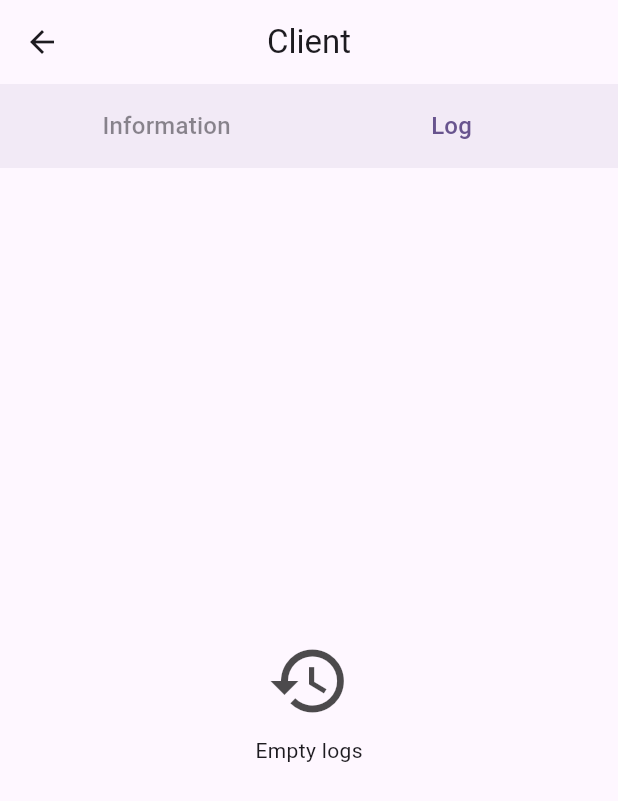
After one commit to nyan-ucsp/socket, a Flutter app: the ClientScreen screen opened directly, swiped to page 2, on a phone screen of 412 x 824 dp. The commit adds this screen. Shown: the top 801 px of the screen. Run offline on Flutter 3.47's test engine with Material 2 defaults, Android fonts, the phone set to English and light mode, and no system bars; our stand-ins replace qr_flutter; missing offline and left inert: network_info_plus, qr_code_dart_scan.

Commit message:
add client and server

```diff
--- /dev/null
+++ b/lib/views/client_screen.dart
@@ -0,0 +1,335 @@
+import 'dart:convert';
+import 'dart:io';
+
+import 'package:flutter/material.dart';
+import 'package:qr_code_dart_scan/qr_code_dart_scan.dart';
+
+class ClientScreen extends StatefulWidget {
+  const ClientScreen({super.key});
+
+  @override
+  State<ClientScreen> createState() => _ClientScreenState();
+}
+
+class _ClientScreenState extends State<ClientScreen> {
+  ValueNotifier<Socket?> socketNotifier = ValueNotifier(null);
+  ValueNotifier<String?> serverAddressNotifier = ValueNotifier(null);
+  ValueNotifier<List<String>> logNotifier = ValueNotifier([]);
+  ValueNotifier<int> pageNotifier = ValueNotifier(0);
+  ValueNotifier<bool> scanQRNotifier = ValueNotifier(false);
+  PageController pageController = PageController(initialPage: 0);
+  TextEditingController messageController = TextEditingController();
+  @override
+  void dispose() {
+    super.dispose();
+    socketNotifier.dispose();
+    serverAddressNotifier.dispose();
+    logNotifier.dispose();
+    pageController.dispose();
+    scanQRNotifier.dispose();
+    messageController.dispose();
+  }
+
+  Future<bool> connectToServer() async {
+    if (socketNotifier.value == null && serverAddressNotifier.value != null) {
+      Socket socket = await Socket.connect(serverAddressNotifier.value, 8080);
+      logNotifier.value
+          .add('Connected to Socket Server (${serverAddressNotifier.value})');
+      logNotifier.notifyListeners();
+      socketNotifier.value = socket;
+      socket.listen(
+        (data) {
+          String message = utf8.decode(data);
+          logNotifier.value.add(message);
+          logNotifier.notifyListeners();
+        },
+        onError: (error) {
+          ScaffoldMessenger.of(context).clearSnackBars();
+          ScaffoldMessenger.of(context)
+              .showSnackBar(SnackBar(content: Text(error.toString())));
+        },
+        onDone: () {
+          socketNotifier.value = null;
+        },
+      );
+      return true;
+    } else {
+      return false;
+    }
+  }
+
+  void sendMessage(String message) {
+    socketNotifier.value?.write(message);
+    messageController.clear();
+  }
+
+  @override
+  Widget build(BuildContext context) {
+    final theme = Theme.of(context);
+    return Scaffold(
+      appBar: AppBar(
+        title: const Text("Client"),
+        centerTitle: true,
+        bottom: AppBar(
+          automaticallyImplyLeading: false,
+          elevation: 3,
+          title: ValueListenableBuilder(
+            valueListenable: pageNotifier,
+            builder: (context, value, child) => Row(
+              children: [
+                Expanded(
+                  child: InkWell(
+                    onTap: () {
+                      if (value != 0) {
+                        pageController.jumpToPage(0);
+                        pageNotifier.value = 0;
+                      }
+                    },
+                    child: SizedBox(
+                      height: kToolbarHeight,
+                      child: Center(
+                        child: Text(
+                          "Information",
+                          style: TextStyle(
+                            color: value == 0
+                                ? theme.colorScheme.primary
+                                : theme.textTheme.bodySmall?.color
+                                    ?.withOpacity(0.5),
+                            fontWeight: value == 0 ? FontWeight.w500 : null,
+                          ),
+                        ),
+                      ),
+                    ),
+                  ),
+                ),
+                Expanded(
+                  child: InkWell(
+                    onTap: () {
+                      if (value != 1) {
+                        pageController.jumpToPage(1);
+                        pageNotifier.value = 1;
+                      }
+                    },
+                    child: SizedBox(
+                      height: kToolbarHeight,
+                      child: Center(
+                        child: Text(
+                          "Log",
+                          style: TextStyle(
+                            color: value == 1
+                                ? theme.colorScheme.primary
+                                : theme.textTheme.bodySmall?.color
+                                    ?.withOpacity(0.5),
+                            fontWeight: value == 1 ? FontWeight.w500 : null,
+                          ),
+                        ),
+                      ),
+                    ),
+                  ),
+                ),
+              ],
+            ),
+          ),
+          titleTextStyle: theme.textTheme.titleMedium,
+        ),
+      ),
+      body: PageView(
+        controller: pageController,
+        onPageChanged: (index) {
+          pageNotifier.value = index;
+        },
+        children: [
+          clientInformaitonPage(),
+          clientLogPage(),
+        ],
+      ),
+    );
+  }
+
+  Widget clientInformaitonPage() => Center(
+        child: Builder(builder: (context) {
+          final theme = Theme.of(context);
+          return ValueListenableBuilder(
+            valueListenable: socketNotifier,
+            builder: (context, socket, child) => socket != null
+                ? SingleChildScrollView(
+                    child: Column(
+                      mainAxisSize: MainAxisSize.min,
+                      children: [
+                        const Icon(
+                          Icons.favorite,
+                          color: Colors.red,
+                          size: 56,
+                        ),
+                        ValueListenableBuilder(
+                          valueListenable: serverAddressNotifier,
+                          builder: (context, serverAddress, child) => RichText(
+                            text: TextSpan(
+                              children: [
+                                TextSpan(
+                                  text: "Socket is connected to ",
+                                  style: theme.textTheme.bodyLarge,
+                                ),
+                                TextSpan(
+                                  text: serverAddress,
+                                  style: theme.textTheme.bodyLarge
+                                      ?.copyWith(fontWeight: FontWeight.bold),
+                                )
+                              ],
+                            ),
+                          ),
+                        ),
+                        const SizedBox(height: 16),
+                        ElevatedButton(
+                          onPressed: () async {
+                            await socket.close();
+                            socketNotifier.value = null;
+                            serverAddressNotifier.value = null;
+                          },
+                          child: const Text("Disconnect"),
+                        )
+                      ],
+                    ),
+                  )
+                : ValueListenableBuilder(
+                    valueListenable: scanQRNotifier,
+                    builder: (context, isScan, child) => isScan
+                        ? Column(
+                            children: [
+                              Expanded(
+                                child: QRCodeDartScanView(
+                                  scanInvertedQRCode: true,
+                                  typeScan: TypeScan.live,
+                                  formats: const [BarcodeFormat.QR_CODE],
+                                  onCapture: (Result result) {
+                                    if (result.text.trim().isNotEmpty) {
+                                      serverAddressNotifier.value = result.text;
+                                      connectToServer();
+                                      scanQRNotifier.value = false;
+                                      scanQRNotifier.notifyListeners();
+                                    }
+                                  },
+                                ),
+                              ),
+                              Row(
+                                mainAxisAlignment: MainAxisAlignment.center,
+                                children: [
+                                  ElevatedButton.icon(
+                                    onPressed: () {
+                                      scanQRNotifier.value = false;
+                                    },
+                                    icon: const Icon(
+                                        Icons.qr_code_scanner_outlined),
+                                    label: const Text("Close QR Scan"),
+                                  )
+                                ],
+                              )
+                            ],
+                          )
+                        : SingleChildScrollView(
+                            child: Column(
+                              children: [
+                                Icon(
+                                  Icons.heart_broken,
+                                  color:
+                                      theme.iconTheme.color?.withOpacity(0.7),
+                                  size: 56,
+                                ),
+                                Text(
+                                  "Socket server not connected",
+                                  style: theme.textTheme.bodyLarge
+                                      ?.copyWith(fontWeight: FontWeight.bold),
+                                ),
+                                const SizedBox(height: 16),
+                                ElevatedButton(
+                                  onPressed: () {
+                                    scanQRNotifier.value = true;
+                                  },
+                                  child: const Text("Try Connect"),
+                                )
+                              ],
+                            ),
+                          ),
+                  ),
+          );
+        }),
+      );
+
+  Widget clientLogPage() => ValueListenableBuilder(
+        valueListenable: logNotifier,
+        builder: (context, logs, child) => logs.isEmpty
+            ? Center(
+                child: Column(
+                  mainAxisSize: MainAxisSize.min,
+                  children: [
+                    Icon(
+                      Icons.history,
+                      color:
+                          Theme.of(context).iconTheme.color?.withOpacity(0.7),
+                      size: 56,
+                    ),
+                    const SizedBox(height: 8),
+                    const Text("Empty logs"),
+                  ],
+                ),
+              )
+            : Column(
+                children: [
+                  Expanded(
+                    child: Padding(
+                      padding: const EdgeInsets.symmetric(
+                          horizontal: 16, vertical: 8),
+                      child: ListView.builder(
+                        physics: const BouncingScrollPhysics(),
+                        itemCount: logs.length,
+                        shrinkWrap: true,
+                        itemBuilder: (context, index) => Text(logs[index]),
+                      ),
+                    ),
+                  ),
+                  Padding(
+                    padding: EdgeInsets.only(
+                      bottom: MediaQuery.of(context).viewInsets.bottom + 4,
+                    ),
+                    child: SizedBox(
+                      child: Row(
+                        children: [
+                          Flexible(
+                            child: Padding(
+                              padding:
+                                  const EdgeInsets.symmetric(horizontal: 8),
+                              child: TextField(
+                                controller: messageController,
+                                decoration: InputDecoration(
+                                  isDense: true,
+                                  border: OutlineInputBorder(
+                                    borderSide: BorderSide.none,
+                                    borderRadius: BorderRadius.circular(32),
+                                  ),
+                                  filled: true,
+                                ),
+                              ),
+                            ),
+                          ),
+                          Padding(
+                            padding: const EdgeInsets.symmetric(horizontal: 8),
+                            child: IconButton(
+                              onPressed: () {
+                                if (messageController.text.trim().isNotEmpty) {
+                                  sendMessage(messageController.text);
+                                }
+                              },
+                              icon: Icon(
+                                Icons.send,
+                                color: Theme.of(context).colorScheme.primary,
+                              ),
+                            ),
+                          ),
+                        ],
+                      ),
+                    ),
+                  ),
+                ],
+              ),
+      );
+}
--- a/pubspec.yaml
+++ b/pubspec.yaml
@@ -36,6 +36,8 @@ dependencies:
   # Use with the CupertinoIcons class for iOS style icons.
   cupertino_icons: ^1.0.2
   network_info_plus: ^4.0.1
+  qr_flutter: ^4.1.0
+  qr_code_dart_scan: ^0.7.1
 
 dev_dependencies:
   flutter_test:
```
Also changed, not shown: lib/views/home_screen.dart (+43 -103 lines), lib/views/server_screen.dart (added, +253 -0 lines), pubspec.lock, 2 other files.
